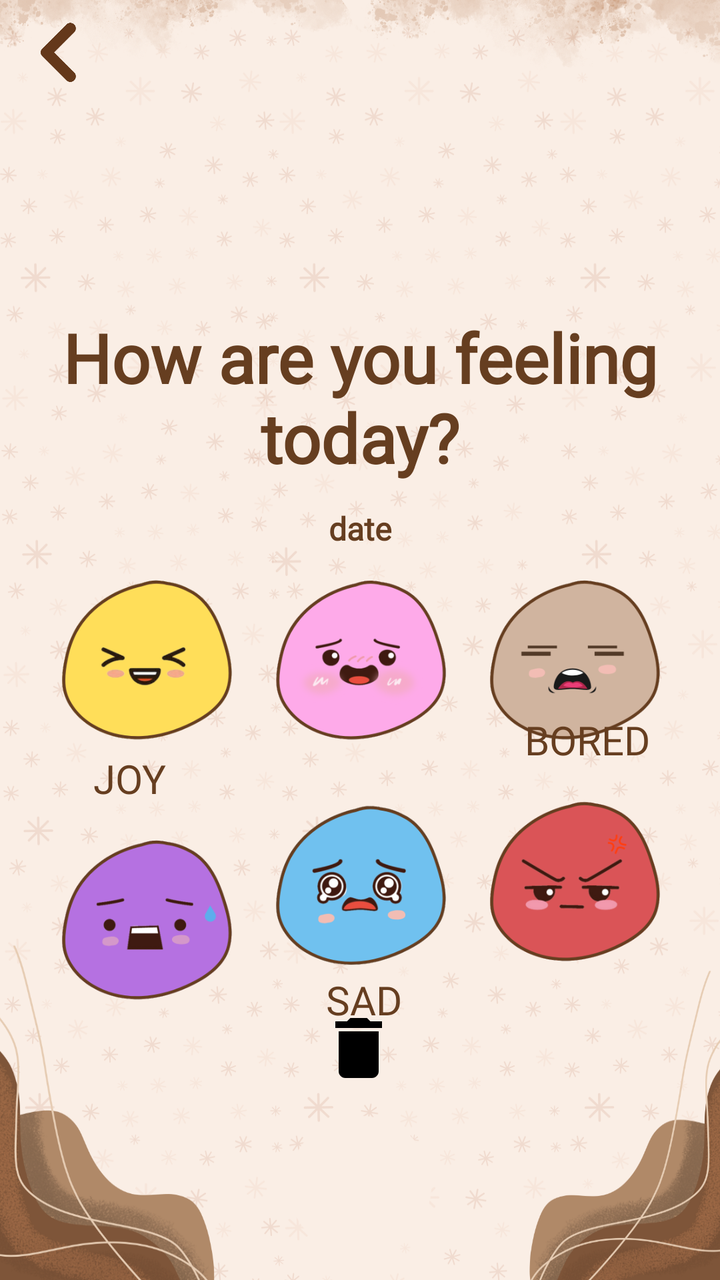
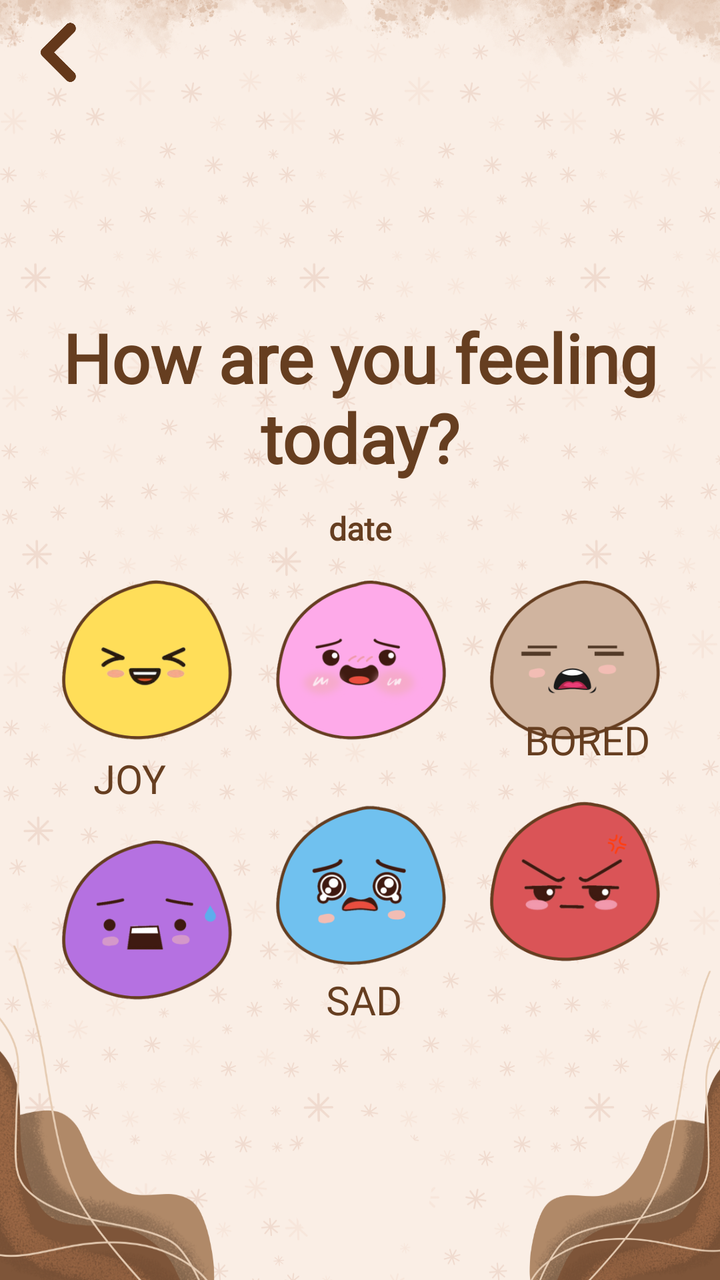

An Android layout rendered at two revisions. The XML below is the earlier revision; the diff shows what the commit changed to produce the second picture.
<!-- AndroidManifest.xml: application theme Theme.MoodTracker -->
<!-- res/layout/activity_edit_input.xml -->
<?xml version="1.0" encoding="utf-8"?>
<androidx.constraintlayout.widget.ConstraintLayout xmlns:android="http://schemas.android.com/apk/res/android"
    xmlns:app="http://schemas.android.com/apk/res-auto"
    xmlns:tools="http://schemas.android.com/tools"
    android:id="@+id/dateCF"
    android:layout_width="match_parent"
    android:layout_height="match_parent"
    tools:context=".EditInput">

    <androidx.constraintlayout.widget.ConstraintLayout
        android:layout_width="match_parent"
        android:layout_height="match_parent"
        android:background="@drawable/here_layout">

        <TextView
            android:id="@+id/textView10"
            android:layout_width="64dp"
            android:layout_height="23dp"
            android:layout_marginStart="60dp"
            android:layout_marginEnd="44dp"
            android:fontFamily="@font/baloo"
            android:text="SAD"
            android:textAlignment="center"
            android:textColor="#663E20"
            android:textSize="20sp"
            android:textStyle="normal"
            app:layout_constraintEnd_toStartOf="@+id/textView8"
            app:layout_constraintStart_toEndOf="@+id/textView9"
            app:layout_constraintTop_toBottomOf="@+id/sad" />

        <TextView
            android:id="@+id/textView9"
            android:layout_width="64dp"
            android:layout_height="23dp"
            android:layout_marginStart="44dp"
            android:layout_marginBottom="156dp"
            android:fontFamily="@font/baloo"
            android:text="FEAR"
            android:textAlignment="center"
            android:textColor="#663E20"
            android:textSize="20sp"
            android:textStyle="normal"
            app:layout_constraintBottom_toBottomOf="parent"
            app:layout_constraintStart_toStartOf="parent"
            app:layout_constraintTop_toBottomOf="@+id/fear"
            app:layout_constraintVertical_bias="0.0" />

        <TextView
            android:id="@+id/textView8"
            android:layout_width="88dp"
            android:layout_height="28dp"
            android:layout_marginEnd="32dp"
            android:layout_marginBottom="158dp"
            android:fontFamily="@font/baloo"
            android:text="ANGER"
            android:textAlignment="center"
            android:textColor="#663E20"
            android:textSize="20sp"
            android:textStyle="normal"
            app:layout_constraintBottom_toBottomOf="parent"
            app:layout_constraintEnd_toEndOf="parent"
            app:layout_constraintTop_toBottomOf="@+id/angry"
            app:layout_constraintVertical_bias="0.0" />

        <TextView
            android:id="@+id/textView4"
            android:layout_width="64dp"
            android:layout_height="23dp"
            android:layout_marginStart="52dp"
            android:layout_marginTop="4dp"
            android:layout_marginEnd="9dp"
            android:layout_marginBottom="20dp"
            android:fontFamily="@font/baloo"
            android:text="SHY"
            android:textAlignment="center"
            android:textColor="#663E20"
            android:textSize="20sp"
            android:textStyle="normal"
            app:layout_constraintBottom_toTopOf="@+id/sad"
            app:layout_constraintEnd_toStartOf="@+id/textView2"
            app:layout_constraintStart_toEndOf="@+id/textView3"
            app:layout_constraintTop_toBottomOf="@+id/calm" />

        <TextView
            android:id="@+id/textView3"
            android:layout_width="64dp"
            android:layout_height="23dp"
            android:layout_marginStart="68dp"
            android:layout_marginTop="1dp"
            android:textColor="#663E20"
            android:layout_marginBottom="20dp"
            android:fontFamily="@font/baloo"
            android:text="JOY"
            android:textAlignment="center"
            android:textSize="20sp"
            android:textStyle="normal"
            app:layout_constraintBottom_toTopOf="@+id/fear"
            app:layout_constraintEnd_toStartOf="@+id/textView4"
            app:layout_constraintStart_toStartOf="parent"
            app:layout_constraintTop_toBottomOf="@+id/happy"
            app:layout_constraintVertical_bias="0.0" />

        <TextView
            android:id="@+id/textView"
            android:layout_width="match_parent"
            android:layout_height="wrap_content"
            android:layout_marginTop="156dp"
            android:fontFamily="@font/baloo"
            android:text="How are you feeling today?"
            android:textAlignment="center"
            android:textColor="#663E20"
            android:textSize="34sp"

            android:textStyle="bold"
            android:inputType="textMultiLine"
            android:singleLine="false"
            android:maxLines="2"
            app:layout_constraintEnd_toEndOf="parent"
            app:layout_constraintHorizontal_bias="0.533"
            app:layout_constraintStart_toStartOf="parent"
            app:layout_constraintTop_toTopOf="parent" />

        <TextView
            android:id="@+id/dateinput"
            android:layout_width="202dp"
            android:layout_height="34dp"
            android:layout_marginTop="12dp"
            android:fontFamily="@font/baloo"
            android:text="date"
            android:textAlignment="center"
            android:textColor="#663E20"
            android:textSize="16sp"
            android:textStyle="bold"
            app:layout_constraintEnd_toEndOf="parent"
            app:layout_constraintStart_toStartOf="parent"
            app:layout_constraintTop_toBottomOf="@+id/textView" />

        <ImageView
            android:id="@+id/calm"
            android:layout_width="91dp"
            android:layout_height="91dp"
            android:layout_marginStart="16dp"
            android:layout_marginEnd="16dp"
            app:layout_constraintBottom_toBottomOf="parent"
            app:layout_constraintEnd_toStartOf="@+id/neutral"
            app:layout_constraintStart_toEndOf="@+id/happy"
            app:layout_constraintTop_toTopOf="parent"
            app:layout_constraintVertical_bias="0.517"
            app:srcCompat="@drawable/embarressed" />

        <ImageView
            android:id="@+id/happy"
            android:layout_width="91dp"
            android:layout_height="91dp"
            android:layout_marginStart="35dp"
            app:layout_constraintBottom_toBottomOf="parent"
            app:layout_constraintEnd_toStartOf="@+id/calm"
            app:layout_constraintStart_toStartOf="parent"
            app:layout_constraintTop_toTopOf="parent"
            app:layout_constraintVertical_bias="0.517"
            app:srcCompat="@drawable/joyful" />

        <ImageView
            android:id="@+id/sad"
            android:layout_width="91dp"
            android:layout_height="91dp"
            android:layout_marginStart="16dp"
            android:layout_marginEnd="16dp"
            app:layout_constraintBottom_toBottomOf="parent"
            app:layout_constraintEnd_toStartOf="@+id/angry"
            app:layout_constraintStart_toEndOf="@+id/fear"
            app:layout_constraintTop_toTopOf="parent"
            app:layout_constraintVertical_bias="0.72"
            app:srcCompat="@drawable/sadness" />

        <ImageView
            android:id="@+id/angry"
            android:layout_width="91dp"
            android:layout_height="91dp"
            android:layout_marginEnd="33dp"
            app:layout_constraintBottom_toBottomOf="parent"
            app:layout_constraintEnd_toEndOf="parent"
            app:layout_constraintHorizontal_bias="0.965"
            app:layout_constraintStart_toEndOf="@+id/sad"
            app:layout_constraintTop_toTopOf="parent"
            app:layout_constraintVertical_bias="0.72"
            app:srcCompat="@drawable/anger" />

        <ImageView
            android:id="@+id/deleteButton"
            android:layout_width="62dp"
            android:layout_height="40dp"
            android:layout_marginBottom="96dp"
            app:layout_constraintBottom_toBottomOf="parent"
            app:layout_constraintEnd_toEndOf="parent"
            app:layout_constraintHorizontal_bias="0.498"
            app:layout_constraintStart_toStartOf="parent"
            app:srcCompat="@drawable/baseline_delete_24" />

        <ImageView
            android:id="@+id/back"
            android:layout_width="31dp"
            android:layout_height="43dp"
            android:layout_marginTop="4dp"
            app:layout_constraintEnd_toEndOf="parent"
            app:layout_constraintHorizontal_bias="0.042"
            app:layout_constraintStart_toStartOf="parent"
            app:layout_constraintTop_toTopOf="parent"
            app:srcCompat="@drawable/back" />

        <ImageView
            android:id="@+id/fear"
            android:layout_width="91dp"
            android:layout_height="91dp"
            android:layout_marginStart="35dp"
            android:layout_marginTop="39dp"
            android:layout_marginBottom="139dp"
            app:layout_constraintBottom_toBottomOf="parent"
            app:layout_constraintEnd_toStartOf="@+id/sad"
            app:layout_constraintHorizontal_bias="0.0"
            app:layout_constraintStart_toStartOf="parent"
            app:layout_constraintTop_toBottomOf="@+id/happy"
            app:layout_constraintVertical_bias="0.0"
            app:srcCompat="@drawable/fear" />

        <ImageView
            android:id="@+id/neutral"
            android:layout_width="91dp"
            android:layout_height="91dp"
            android:layout_marginEnd="33dp"
            app:layout_constraintBottom_toBottomOf="parent"
            app:layout_constraintEnd_toEndOf="parent"
            app:layout_constraintStart_toEndOf="@+id/calm"
            app:layout_constraintTop_toTopOf="parent"
            app:layout_constraintVertical_bias="0.517"

            app:srcCompat="@drawable/bored" />

        <TextView
            android:id="@+id/textView2"
            android:layout_width="84dp"
            android:layout_height="24dp"
            android:layout_marginStart="30dp"
            android:layout_marginTop="1dp"
            android:layout_marginEnd="60dp"
            android:layout_marginBottom="15dp"
            android:fontFamily="@font/baloo"
            android:text="BORED"
            android:textAlignment="center"
            android:textColor="#663E20"
            android:textSize="20sp"
            android:textStyle="normal"
            app:layout_constraintBottom_toTopOf="@+id/angry"
            app:layout_constraintEnd_toEndOf="parent"
            app:layout_constraintStart_toEndOf="@+id/textView4"
            app:layout_constraintTop_toBottomOf="@+id/neutral"
            app:layout_constraintVertical_bias="1.0" />

    </androidx.constraintlayout.widget.ConstraintLayout>
</androidx.constraintlayout.widget.ConstraintLayout>
<!-- resources referenced by this layout -->
<resources>
  <!-- drawable anger: png bitmap (drawable, 26856 bytes) -->
  <!-- drawable back: png bitmap (drawable, 5800 bytes) -->
  <!-- drawable baseline_delete_24 (drawable) -->
  <vector xmlns:android="http://schemas.android.com/apk/res/android" android:height="24dp" android:tint="#000000" android:viewportHeight="24" android:viewportWidth="24" android:width="24dp">
        
      <path android:fillColor="@android:color/white" android:pathData="M6,19c0,1.1 0.9,2 2,2h8c1.1,0 2,-0.9 2,-2V7H6v12zM19,4h-3.5l-1,-1h-5l-1,1H5v2h14V4z"/>
      
  </vector>
  <!-- drawable bored: png bitmap (drawable, 18279 bytes) -->
  <!-- drawable embarressed: png bitmap (drawable, 32062 bytes) -->
  <!-- drawable fear: png bitmap (drawable, 22502 bytes) -->
  <!-- drawable here_layout: png bitmap (drawable, 535882 bytes) -->
  <!-- drawable joyful: png bitmap (drawable, 24121 bytes) -->
  <!-- drawable sadness: png bitmap (drawable, 33245 bytes) -->
  <style name="Theme.MoodTracker" parent="Base.Theme.MoodTracker" />
  <style name="Base.Theme.MoodTracker" parent="Theme.MaterialComponents.Light.NoActionBar">
          
          <item name="colorPrimary">#c47930</item> 
          <item name="colorPrimaryVariant">#c47930</item> 
          <item name="colorOnPrimary">#000000</item> 
          <item name="colorControlNormal">#FFFFFF</item>
  
          
          <item name="materialButtonStyle">@style/CustomButtonStyle</item>
      </style>
  <style name="CustomButtonStyle" parent="Widget.MaterialComponents.Button">
          <item name="backgroundTint">#64381A</item>
          <item name="android:textColor">@color/brownishe</item>
      </style>
  <color name="brownishe">#c47930</color>
</resources>

<!-- the commit's change to res/layout/activity_edit_input.xml (unified diff, before → after) -->
@@ -191,11 +191,13 @@
             android:layout_width="62dp"
             android:layout_height="40dp"
             android:layout_marginBottom="96dp"
+            android:visibility="gone"
             app:layout_constraintBottom_toBottomOf="parent"
             app:layout_constraintEnd_toEndOf="parent"
             app:layout_constraintHorizontal_bias="0.498"
             app:layout_constraintStart_toStartOf="parent"
             app:srcCompat="@drawable/baseline_delete_24" />
+
 
         <ImageView
             android:id="@+id/back"
